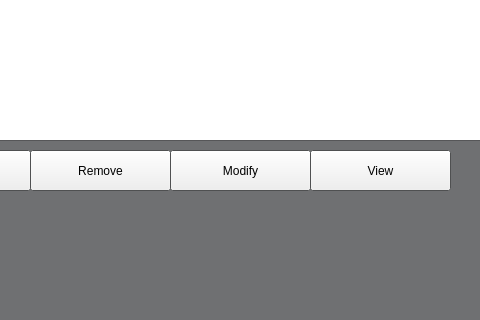
Qt form ui/mainwindow.ui (zacharyeinspanier/password_manager) before a commit; both pictures show x 220 to 700 and y 280 to 600 of the 800 by 600 pixel window.
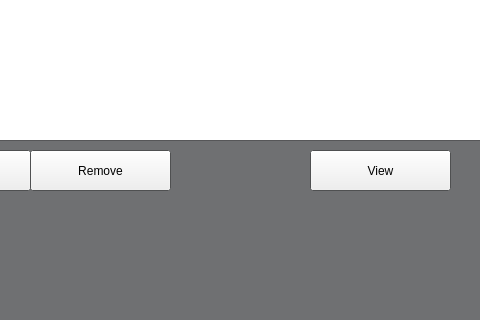
The same form after that commit.

Diff of the .ui file:
```diff
--- a/ui/mainwindow.ui
+++ b/ui/mainwindow.ui
@@ -293,19 +293,6 @@
      <string>Remove</string>
     </property>
    </widget>
-   <widget class="QPushButton" name="password_modify_btn">
-    <property name="geometry">
-     <rect>
-      <x>390</x>
-      <y>430</y>
-      <width>141</width>
-      <height>41</height>
-     </rect>
-    </property>
-    <property name="text">
-     <string>Modify</string>
-    </property>
-   </widget>
    <widget class="QPushButton" name="password_view_btn">
     <property name="geometry">
      <rect>
```
